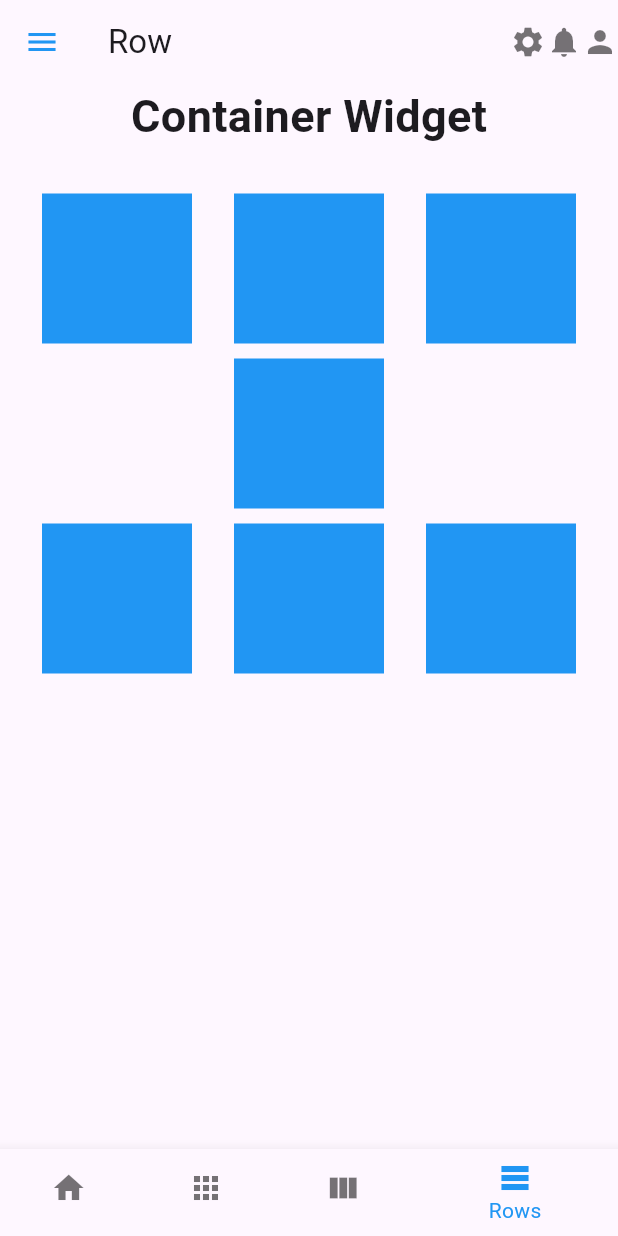
After one commit to anjcrs/ccs_2801, a Flutter app: the test10 screen opened directly, item 4 of the bottom bar chosen, on a phone screen of 412 x 824 dp. The commit adds this screen. Run offline on Flutter 3.47's test engine with Material 3 defaults, Android fonts, the phone set to English and light mode, and no system bars; our stand-ins replace google_fonts.

Commit message:
updated center column

```diff
--- a/lib/main.dart
+++ b/lib/main.dart
@@ -1,5 +1,6 @@
 import 'package:ccs_2801/screens/14_prelim_examm.dart';
 import 'package:ccs_2801/screens/test6.dart';
+import 'package:ccs_2801/screens/test9.dart';
 import 'package:flutter/material.dart';
 import 'package:ccs_2801/tests/first_page.dart';
 import 'package:ccs_2801/tests/main_page.dart';
--- a/lib/screens/test5.dart
+++ b/lib/screens/test5.dart
@@ -48,7 +48,6 @@ class _Test5State extends State<Test5> {
     ),
 
     // COLUMN WIDGET
-    // COLUMN WIDGET - Updated version with right column added
     Scaffold(
       body: SafeArea(
         child: Stack(
@@ -122,7 +121,7 @@ class _Test5State extends State<Test5> {
             // RIGHT COLUMN
             Positioned(
               right: 0,
-              top: 60, // Same starting position as left column
+              top: 60,
               child: Column(
                 children: [
                   Container(
--- a/lib/screens/test6.dart
+++ b/lib/screens/test6.dart
@@ -49,8 +49,7 @@ class _Test6State extends State<Test6> {
 
     // COLUMN WIDGET - LEFT AND RIGHT ALIGNED, CENTER AT BOTTOM
     Scaffold(
-      body: SafeArea(
-        child: SingleChildScrollView(
+        body: SingleChildScrollView(
           child: Stack(
             children: [
               Column(
@@ -151,7 +150,6 @@ class _Test6State extends State<Test6> {
             ],
           ),
         ),
-      ),
     ),
 
     // Row Widget Screen
--- /dev/null
+++ b/lib/screens/test9.dart
@@ -0,0 +1,220 @@
+import 'package:flutter/material.dart';
+
+class test10 extends StatefulWidget {
+  const test10({super.key});
+
+  @override
+  State<test10> createState() => _test10State();
+}
+
+
+class _test10State
+    extends State<test10> {
+  int _selectedIndex = 0;
+
+  static const TextStyle _styleOpt = TextStyle(fontSize: 30, fontWeight: FontWeight.bold);
+
+  static const List<Widget> _iconTitle = <Widget>[
+    Text('Home'),
+    Text('Container'),
+    Text('Column'),
+    Text('Row'),
+  ];
+
+  static final List<Widget> _screenOpt = <Widget>[
+
+    // INDEX 0
+    Text('Home Screen', style: _styleOpt),
+
+    // INDEX 1
+    Column(mainAxisAlignment: MainAxisAlignment.start,
+      children: <Widget>[
+        Text('Container Widget', style: _styleOpt,),
+        SizedBox(height: 30,),
+        Row(mainAxisAlignment: MainAxisAlignment.center,
+          children: <Widget>[
+            Container(
+              height: 100,
+              width: 100,
+              color: Colors.blue,
+            ),
+          ], ), ],
+    ),
+
+    Column(mainAxisAlignment: MainAxisAlignment.start,
+      children: <Widget>[
+        Row(mainAxisAlignment: MainAxisAlignment.center,
+          children: <Widget>[
+            Text('Column Widget', style: _styleOpt),
+          ],),
+        Row(mainAxisAlignment: MainAxisAlignment.spaceBetween,
+          children: <Widget>[
+            Column(mainAxisAlignment: MainAxisAlignment.center,
+              children: <Widget>[
+                Container(
+                  height: 100,
+                  width: 100,
+                  color: Colors.blue,
+                ),
+                SizedBox(height: 10,),
+                Container(
+                  height: 100,
+                  width: 100,
+                  color: Colors.blue,
+                ),
+                SizedBox(height: 10,),
+                Container(
+                  height: 100,
+                  width: 100,
+                  color: Colors.blue,
+                ),
+              ],),
+            Column(mainAxisAlignment: MainAxisAlignment.end,
+              children: <Widget>[
+                Container(
+                  height: 100,
+                  width: 100,
+                  color: Colors.blue,
+                ),
+                SizedBox(height: 10,),
+                Container(
+                  height: 100,
+                  width: 100,
+                  color: Colors.blue,
+                ),
+                SizedBox(height: 10,),
+                Container(
+                  height: 100,
+                  width: 100,
+                  color: Colors.blue,
+                ),
+              ],),
+          ],),
+        Row(mainAxisAlignment: MainAxisAlignment.center,
+          children: <Widget>[
+            Column(mainAxisAlignment: MainAxisAlignment.start,
+              children: [
+                Container(
+                  height: 100,
+                  width: 100,
+                  color: Colors.blue,
+                ),
+                SizedBox(height: 10,),
+                Container(
+                  height: 100,
+                  width: 100,
+                  color: Colors.blue,
+                ),
+                SizedBox(height: 10,),
+                Container(
+                  height: 100,
+                  width: 100,
+                  color: Colors.blue,
+                ),
+              ],),
+          ],)
+      ],),
+
+    // INDEX 3
+    Column(mainAxisAlignment: MainAxisAlignment.start,
+      children: [
+        Text('Container Widget', style: _styleOpt,),
+        SizedBox(height: 30,),
+        Column(mainAxisAlignment: MainAxisAlignment.start,
+          children: [
+            Row(mainAxisAlignment: MainAxisAlignment.spaceEvenly,
+              children: [
+                Container(
+                  height: 100,
+                  width: 100,
+                  color: Colors.blue,
+                ),
+                Container(
+                  height: 100,
+                  width: 100,
+                  color: Colors.blue,
+                ),
+                Container(
+                  height: 100,
+                  width: 100,
+                  color: Colors.blue,
+                ),
+              ],
+            ),
+            SizedBox(height: 10),
+            Row(mainAxisAlignment: MainAxisAlignment.center,
+              children: [
+                Container(
+                  height: 100,
+                  width: 100,
+                  color: Colors.blue,
+                ),
+              ],),
+            SizedBox(height: 10),
+            Row(mainAxisAlignment: MainAxisAlignment.spaceEvenly,
+              children: [
+                Container(
+                  height: 100,
+                  width: 100,
+                  color: Colors.blue,
+                ),
+                Container(
+                  height: 100,
+                  width: 100,
+                  color: Colors.blue,
+                ),
+                Container(
+                  height: 100,
+                  width: 100,
+                  color: Colors.blue,
+                ),
+              ],),
+          ],)
+      ],
+    ),
+  ];
+
+
+  void _onTapped(int index){
+    setState(() {
+      _selectedIndex = index;
+    });
+  }
+
+
+
+  @override
+  Widget build(BuildContext context) {
+    return Scaffold(
+      body: SafeArea(
+        child: Center(
+            child: _screenOpt.elementAt(_selectedIndex)
+        ),
+      ),
+      appBar: AppBar(
+        leading: Icon(Icons.menu,color: Colors.blue,),
+        title: _iconTitle.elementAt(_selectedIndex),
+        actions: <Widget>[
+          Icon(Icons.settings),
+          Icon(Icons.notifications),
+          Icon(Icons.person)
+        ],
+        actionsIconTheme: IconThemeData(
+            color: Colors.black54),
+      ),
+      bottomNavigationBar: BottomNavigationBar(
+        items: <BottomNavigationBarItem>[
+          BottomNavigationBarItem(icon: Icon(Icons.home), label: 'Home'),
+          BottomNavigationBarItem(icon: Icon(Icons.apps), label: 'Containers'),
+          BottomNavigationBarItem(icon: Icon(Icons.view_column_sharp), label: 'Column'),
+          BottomNavigationBarItem(icon: Icon(Icons.table_rows_sharp), label: 'Rows'),
+
+        ],
+        unselectedItemColor: Colors.black54,
+        selectedItemColor: Colors.blue,
+        currentIndex: _selectedIndex,
+        onTap: _onTapped,
+      ),
+    );
+  }
+}
```
